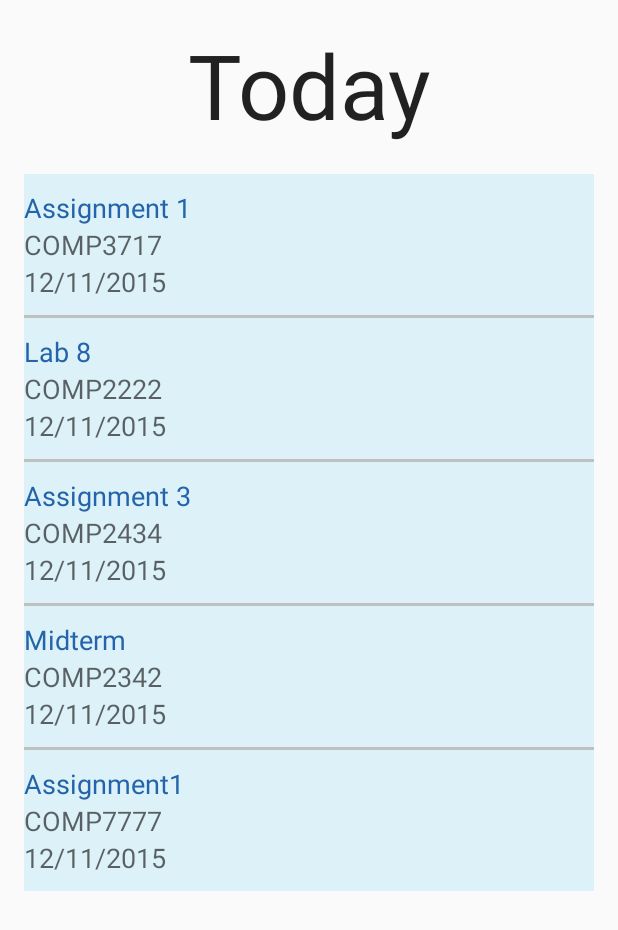
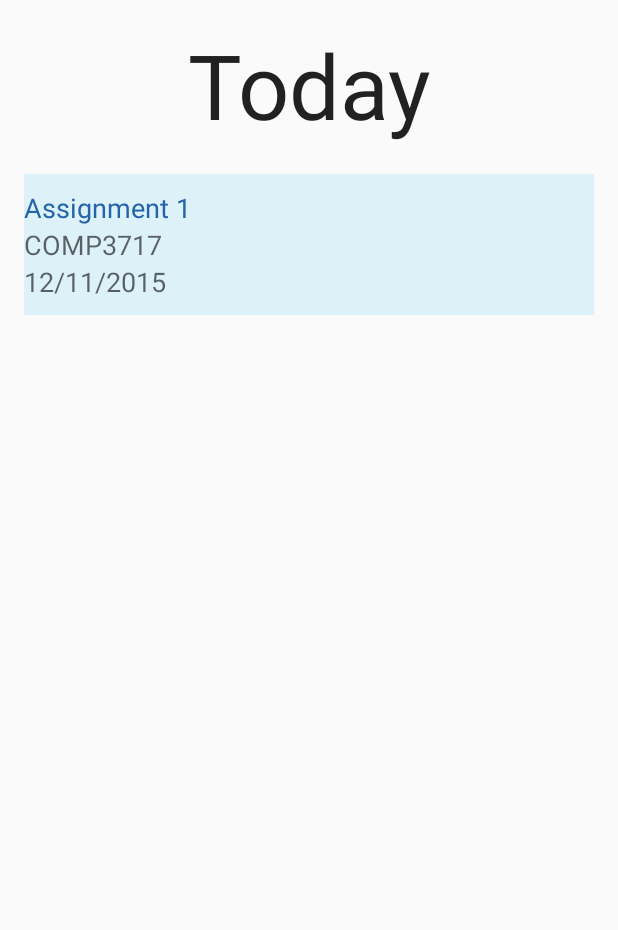
Before and after one commit to aichahezit/android-final-project, an Android app: the layout activity_day_view.xml on its own in the app's theme, with its tools: preview values and no code run, on a phone screen of 412 x 824 dp. Shown: the top 930 px of the screen. Run offline under Robolectric (Android 15) with nearby library versions, the phone set to English and light mode, and no system bars.

```diff
--- a/FinalProject/app/src/main/java/a00906732/bcit/ca/finalproject/MainActivity.java
+++ b/FinalProject/app/src/main/java/a00906732/bcit/ca/finalproject/MainActivity.java
@@ -24,7 +24,7 @@ public class MainActivity extends AppCompatActivity {
         ImageView image = (ImageView) findViewById(R.id.imageView);
         image.setImageResource(R.drawable.logo);
 
-        //Intent intent = getIntent();
+        Intent intent = getIntent();
     }
 
 
--- a/FinalProject/app/src/main/java/a00906732/bcit/ca/finalproject/WeekView.java
+++ b/FinalProject/app/src/main/java/a00906732/bcit/ca/finalproject/WeekView.java
@@ -16,6 +16,7 @@ public class WeekView extends AppCompatActivity {
         super.onCreate(savedInstanceState);
         setContentView(R.layout.activity_week_view);
         Intent intent = getIntent();
+
         String username = intent.getStringExtra("Username");
         TextView welcome = (TextView)findViewById(R.id.textView2);
         welcome.setText("Welcome " + username + " !\nHere is task for next 4 days"); //welcome message
--- a/FinalProject/app/src/main/res/layout/activity_day_view.xml
+++ b/FinalProject/app/src/main/res/layout/activity_day_view.xml
@@ -48,7 +48,7 @@
                     android:layout_height="wrap_content"
                     android:textAppearance="?android:attr/textAppearanceMedium"
                     android:text="Assignment 1"
-                    android:id="@+id/textView21"
+                    android:id="@+id/taskName"
                     android:layout_gravity="center_horizontal"
                     android:gravity="left"
                     android:textColor="#2364AA" />
@@ -58,7 +58,7 @@
                     android:layout_height="wrap_content"
                     android:textAppearance="?android:attr/textAppearanceMedium"
                     android:text="COMP3717"
-                    android:id="@+id/textView22"
+                    android:id="@+id/courseName"
                     android:layout_gravity="center_horizontal"
                     android:gravity="left" />
 
@@ -67,189 +67,189 @@
                     android:layout_height="wrap_content"
                     android:textAppearance="?android:attr/textAppearanceMedium"
                     android:text="12/11/2015"
-                    android:id="@+id/textView23"
+                    android:id="@+id/dueDate"
                     android:layout_gravity="center_horizontal"
                     android:gravity="left" />
             </LinearLayout>
 
-            <View
-                android:layout_width="fill_parent"
-                android:layout_height="2dp"
-                android:background="#c0c0c0"/>
+            <!--<View-->
+                <!--android:layout_width="fill_parent"-->
+                <!--android:layout_height="2dp"-->
+                <!--android:background="#c0c0c0"/>-->
 
-            <LinearLayout
-                android:orientation="vertical"
-                android:layout_width="match_parent"
-                android:layout_height="wrap_content"
-                android:layout_gravity="center_horizontal"
-                android:id="@+id/linear3"
-                android:layout_marginTop="10dp"
-                android:background="#ddf1f8"
-                android:layout_marginBottom="10dp">
+            <!--<LinearLayout-->
+                <!--android:orientation="vertical"-->
+                <!--android:layout_width="match_parent"-->
+                <!--android:layout_height="wrap_content"-->
+                <!--android:layout_gravity="center_horizontal"-->
+                <!--android:id="@+id/linear3"-->
+                <!--android:layout_marginTop="10dp"-->
+                <!--android:background="#ddf1f8"-->
+                <!--android:layout_marginBottom="10dp">-->
 
-                <TextView
-                    android:layout_width="fill_parent"
-                    android:layout_height="wrap_content"
-                    android:textAppearance="?android:attr/textAppearanceMedium"
-                    android:text="Lab 8"
-                    android:id="@+id/textView24"
-                    android:layout_gravity="center_horizontal"
-                    android:gravity="left"
-                    android:textColor="#2364AA" />
+                <!--<TextView-->
+                    <!--android:layout_width="fill_parent"-->
+                    <!--android:layout_height="wrap_content"-->
+                    <!--android:textAppearance="?android:attr/textAppearanceMedium"-->
+                    <!--android:text="Lab 8"-->
+                    <!--android:id="@+id/textView24"-->
+                    <!--android:layout_gravity="center_horizontal"-->
+                    <!--android:gravity="left"-->
+                    <!--android:textColor="#2364AA" />-->
 
-                <TextView
-                    android:layout_width="fill_parent"
-                    android:layout_height="wrap_content"
-                    android:textAppearance="?android:attr/textAppearanceMedium"
-                    android:text="COMP2222"
-                    android:id="@+id/textView25"
-                    android:layout_gravity="center_horizontal"
-                    android:gravity="left" />
+                <!--<TextView-->
+                    <!--android:layout_width="fill_parent"-->
+                    <!--android:layout_height="wrap_content"-->
+                    <!--android:textAppearance="?android:attr/textAppearanceMedium"-->
+                    <!--android:text="COMP2222"-->
+                    <!--android:id="@+id/textView25"-->
+                    <!--android:layout_gravity="center_horizontal"-->
+                    <!--android:gravity="left" />-->
 
-                <TextView
-                    android:layout_width="fill_parent"
-                    android:layout_height="wrap_content"
-                    android:textAppearance="?android:attr/textAppearanceMedium"
-                    android:text="12/11/2015"
-                    android:id="@+id/textView26"
-                    android:layout_gravity="center_horizontal"
-                    android:gravity="left" />
-            </LinearLayout>
+                <!--<TextView-->
+                    <!--android:layout_width="fill_parent"-->
+                    <!--android:layout_height="wrap_content"-->
+                    <!--android:textAppearance="?android:attr/textAppearanceMedium"-->
+                    <!--android:text="12/11/2015"-->
+                    <!--android:id="@+id/textView26"-->
+                    <!--android:layout_gravity="center_horizontal"-->
+                    <!--android:gravity="left" />-->
+            <!--</LinearLayout>-->
 
-            <View
-                android:layout_width="fill_parent"
-                android:layout_height="2dp"
-                android:background="#c0c0c0"/>
+            <!--<View-->
+                <!--android:layout_width="fill_parent"-->
+                <!--android:layout_height="2dp"-->
+                <!--android:background="#c0c0c0"/>-->
 
-            <LinearLayout
-                android:orientation="vertical"
-                android:layout_width="match_parent"
-                android:layout_height="wrap_content"
-                android:layout_gravity="center_horizontal"
-                android:id="@+id/linear5"
-                android:layout_marginTop="10dp"
-                android:background="#ddf1f8"
-                android:layout_marginBottom="10dp">
+            <!--<LinearLayout-->
+                <!--android:orientation="vertical"-->
+                <!--android:layout_width="match_parent"-->
+                <!--android:layout_height="wrap_content"-->
+                <!--android:layout_gravity="center_horizontal"-->
+                <!--android:id="@+id/linear5"-->
+                <!--android:layout_marginTop="10dp"-->
+                <!--android:background="#ddf1f8"-->
+                <!--android:layout_marginBottom="10dp">-->
 
-                <TextView
-                    android:layout_width="fill_parent"
-                    android:layout_height="wrap_content"
-                    android:textAppearance="?android:attr/textAppearanceMedium"
-                    android:text="Assignment 3"
-                    android:id="@+id/textView27"
-                    android:layout_gravity="center_horizontal"
-                    android:gravity="left"
-                    android:textColor="#2364AA" />
+                <!--<TextView-->
+                    <!--android:layout_width="fill_parent"-->
+                    <!--android:layout_height="wrap_content"-->
+                    <!--android:textAppearance="?android:attr/textAppearanceMedium"-->
+                    <!--android:text="Assignment 3"-->
+                    <!--android:id="@+id/textView27"-->
+                    <!--android:layout_gravity="center_horizontal"-->
+                    <!--android:gravity="left"-->
+                    <!--android:textColor="#2364AA" />-->
 
-                <TextView
-                    android:layout_width="fill_parent"
-                    android:layout_height="wrap_content"
-                    android:textAppearance="?android:attr/textAppearanceMedium"
-                    android:text="COMP2434"
-                    android:id="@+id/textView28"
-                    android:layout_gravity="center_horizontal"
-                    android:gravity="left" />
+                <!--<TextView-->
+                    <!--android:layout_width="fill_parent"-->
+                    <!--android:layout_height="wrap_content"-->
+                    <!--android:textAppearance="?android:attr/textAppearanceMedium"-->
+                    <!--android:text="COMP2434"-->
+                    <!--android:id="@+id/textView28"-->
+                    <!--android:layout_gravity="center_horizontal"-->
+                    <!--android:gravity="left" />-->
 
-                <TextView
-                    android:layout_width="fill_parent"
-                    android:layout_height="wrap_content"
-                    android:textAppearance="?android:attr/textAppearanceMedium"
-                    android:text="12/11/2015"
-                    android:id="@+id/textView29"
-                    android:layout_gravity="center_horizontal"
-                    android:gravity="left" />
+                <!--<TextView-->
+                    <!--android:layout_width="fill_parent"-->
+                    <!--android:layout_height="wrap_content"-->
+                    <!--android:textAppearance="?android:attr/textAppearanceMedium"-->
+                    <!--android:text="12/11/2015"-->
+                    <!--android:id="@+id/textView29"-->
+                    <!--android:layout_gravity="center_horizontal"-->
+                    <!--android:gravity="left" />-->
 
-            </LinearLayout>
+            <!--</LinearLayout>-->
 
-            <View
-                android:layout_width="fill_parent"
-                android:layout_height="2dp"
-                android:background="#c0c0c0"/>
+            <!--<View-->
+                <!--android:layout_width="fill_parent"-->
+                <!--android:layout_height="2dp"-->
+                <!--android:background="#c0c0c0"/>-->
 
-            <LinearLayout
-                android:orientation="vertical"
-                android:layout_width="match_parent"
-                android:layout_height="wrap_content"
-                android:layout_gravity="center_horizontal"
-                android:id="@+id/linear6"
-                android:layout_marginTop="10dp"
-                android:background="#ddf1f8"
-                android:layout_marginBottom="10dp">
+            <!--<LinearLayout-->
+                <!--android:orientation="vertical"-->
+                <!--android:layout_width="match_parent"-->
+                <!--android:layout_height="wrap_content"-->
+                <!--android:layout_gravity="center_horizontal"-->
+                <!--android:id="@+id/linear6"-->
+                <!--android:layout_marginTop="10dp"-->
+                <!--android:background="#ddf1f8"-->
+                <!--android:layout_marginBottom="10dp">-->
 
-                <TextView
-                    android:layout_width="fill_parent"
-                    android:layout_height="wrap_content"
-                    android:textAppearance="?android:attr/textAppearanceMedium"
-                    android:text="Midterm"
-                    android:id="@+id/textView30"
-                    android:layout_gravity="center_horizontal"
-                    android:gravity="left"
-                    android:textColor="#2364AA" />
+                <!--<TextView-->
+                    <!--android:layout_width="fill_parent"-->
+                    <!--android:layout_height="wrap_content"-->
+                    <!--android:textAppearance="?android:attr/textAppearanceMedium"-->
+                    <!--android:text="Midterm"-->
+                    <!--android:id="@+id/textView30"-->
+                    <!--android:layout_gravity="center_horizontal"-->
+                    <!--android:gravity="left"-->
+                    <!--android:textColor="#2364AA" />-->
 
-                <TextView
-                    android:layout_width="fill_parent"
-                    android:layout_height="wrap_content"
-                    android:textAppearance="?android:attr/textAppearanceMedium"
-                    android:text="COMP2342"
-                    android:id="@+id/textView31"
-                    android:layout_gravity="center_horizontal"
-                    android:gravity="left" />
+                <!--<TextView-->
+                    <!--android:layout_width="fill_parent"-->
+                    <!--android:layout_height="wrap_content"-->
+                    <!--android:textAppearance="?android:attr/textAppearanceMedium"-->
+                    <!--android:text="COMP2342"-->
+                    <!--android:id="@+id/textView31"-->
+                    <!--android:layout_gravity="center_horizontal"-->
+                    <!--android:gravity="left" />-->
 
-                <TextView
-                    android:layout_width="fill_parent"
-                    android:layout_height="wrap_content"
-                    android:textAppearance="?android:attr/textAppearanceMedium"
-                    android:text="12/11/2015"
-                    android:id="@+id/textView32"
-                    android:layout_gravity="center_horizontal"
-                    android:gravity="left" />
+                <!--<TextView-->
+                    <!--android:layout_width="fill_parent"-->
+                    <!--android:layout_height="wrap_content"-->
+                    <!--android:textAppearance="?android:attr/textAppearanceMedium"-->
+                    <!--android:text="12/11/2015"-->
+                    <!--android:id="@+id/textView32"-->
+                    <!--android:layout_gravity="center_horizontal"-->
+                    <!--android:gravity="left" />-->
 
-            </LinearLayout>
+            <!--</LinearLayout>-->
 
-            <View
-                android:layout_width="fill_parent"
-                android:layout_height="2dp"
-                android:background="#c0c0c0"/>
+            <!--<View-->
+                <!--android:layout_width="fill_parent"-->
+                <!--android:layout_height="2dp"-->
+                <!--android:background="#c0c0c0"/>-->
 
-            <LinearLayout
-                android:orientation="vertical"
-                android:layout_width="match_parent"
-                android:layout_height="wrap_content"
-                android:layout_gravity="center_horizontal"
-                android:id="@+id/linear7"
-                android:layout_marginTop="10dp"
-                android:background="#ddf1f8"
-                android:layout_marginBottom="10dp">
+            <!--<LinearLayout-->
+                <!--android:orientation="vertical"-->
+                <!--android:layout_width="match_parent"-->
+                <!--android:layout_height="wrap_content"-->
+                <!--android:layout_gravity="center_horizontal"-->
+                <!--android:id="@+id/linear7"-->
+                <!--android:layout_marginTop="10dp"-->
+                <!--android:background="#ddf1f8"-->
+                <!--android:layout_marginBottom="10dp">-->
 
-                <TextView
-                    android:layout_width="fill_parent"
-                    android:layout_height="wrap_content"
-                    android:textAppearance="?android:attr/textAppearanceMedium"
-                    android:text="Assignment1"
-                    android:id="@+id/textView33"
-                    android:layout_gravity="center_horizontal"
-                    android:gravity="left"
-                    android:textColor="#2364AA" />
+                <!--<TextView-->
+                    <!--android:layout_width="fill_parent"-->
+                    <!--android:layout_height="wrap_content"-->
+                    <!--android:textAppearance="?android:attr/textAppearanceMedium"-->
+                    <!--android:text="Assignment1"-->
+                    <!--android:id="@+id/textView33"-->
+                    <!--android:layout_gravity="center_horizontal"-->
+                    <!--android:gravity="left"-->
+                    <!--android:textColor="#2364AA" />-->
 
-                <TextView
-                    android:layout_width="fill_parent"
-                    android:layout_height="wrap_content"
-                    android:textAppearance="?android:attr/textAppearanceMedium"
-                    android:text="COMP7777"
-                    android:id="@+id/textView34"
-                    android:layout_gravity="center_horizontal"
-                    android:gravity="left" />
+                <!--<TextView-->
+                    <!--android:layout_width="fill_parent"-->
+                    <!--android:layout_height="wrap_content"-->
+                    <!--android:textAppearance="?android:attr/textAppearanceMedium"-->
+                    <!--android:text="COMP7777"-->
+                    <!--android:id="@+id/textView34"-->
+                    <!--android:layout_gravity="center_horizontal"-->
+                    <!--android:gravity="left" />-->
 
-                <TextView
-                    android:layout_width="fill_parent"
-                    android:layout_height="wrap_content"
-                    android:textAppearance="?android:attr/textAppearanceMedium"
-                    android:text="12/11/2015"
-                    android:id="@+id/textView35"
-                    android:layout_gravity="center_horizontal"
-                    android:gravity="left" />
+                <!--<TextView-->
+                    <!--android:layout_width="fill_parent"-->
+                    <!--android:layout_height="wrap_content"-->
+                    <!--android:textAppearance="?android:attr/textAppearanceMedium"-->
+                    <!--android:text="12/11/2015"-->
+                    <!--android:id="@+id/textView35"-->
+                    <!--android:layout_gravity="center_horizontal"-->
+                    <!--android:gravity="left" />-->
 
-            </LinearLayout>
+            <!--</LinearLayout>-->
 
         </LinearLayout>
     </ScrollView>
--- a/FinalProject/app/src/main/res/values/strings.xml
+++ b/FinalProject/app/src/main/res/values/strings.xml
@@ -12,4 +12,10 @@
         <item>Weekly</item>
     </string-array>
     <string name="title_activity_register_view">RegisterView</string>
+    <string-array name="nav_drawer_items">
+        <item >Week View</item>
+        <item >Day View</item>
+        <item >Settings</item>
+        <item >Logout</item>
+    </string-array>
 </resources>
```
Also changed, not shown: FinalProject/app/src/main/java/a00906732/bcit/ca/finalproject/AddView.java (+26 -4 lines), FinalProject/app/src/main/java/a00906732/bcit/ca/finalproject/DatabaseHelper.java (+168 -11 lines), FinalProject/app/src/main/java/a00906732/bcit/ca/finalproject/DayView.java (+14 -0 lines), FinalProject/app/src/main/java/a00906732/bcit/ca/finalproject/Tasks.java (added, +64 -0 lines), FinalProject/app/src/main/res/layout/activity_add_view.xml (+10 -10 lines), 1 other file.
